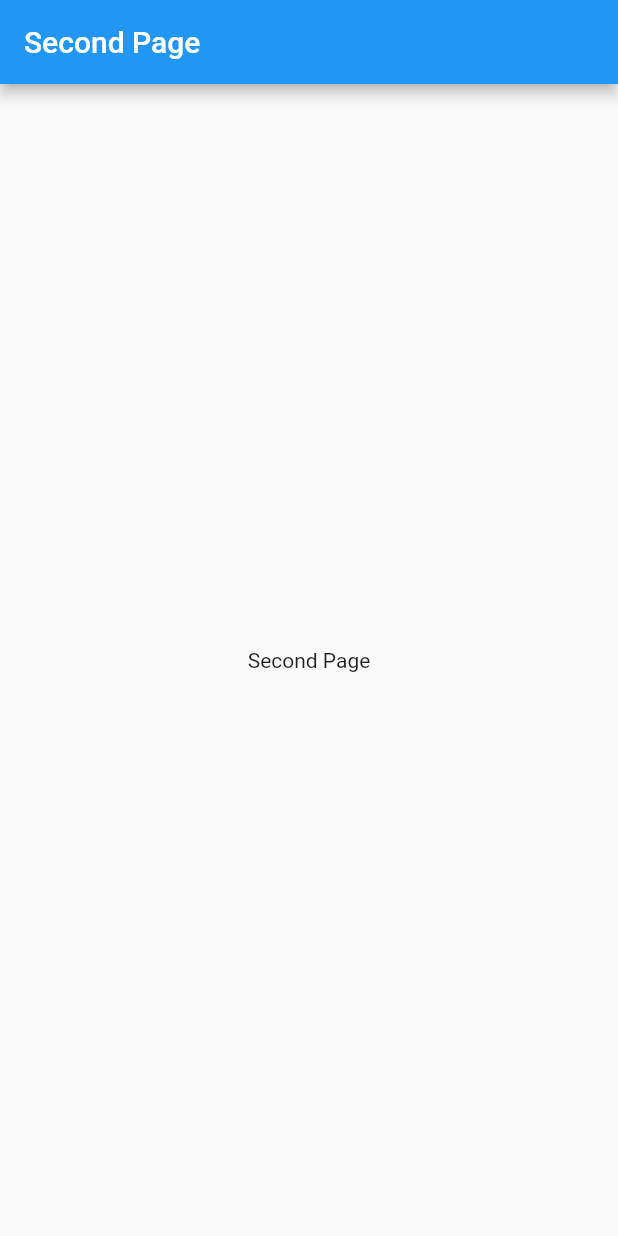
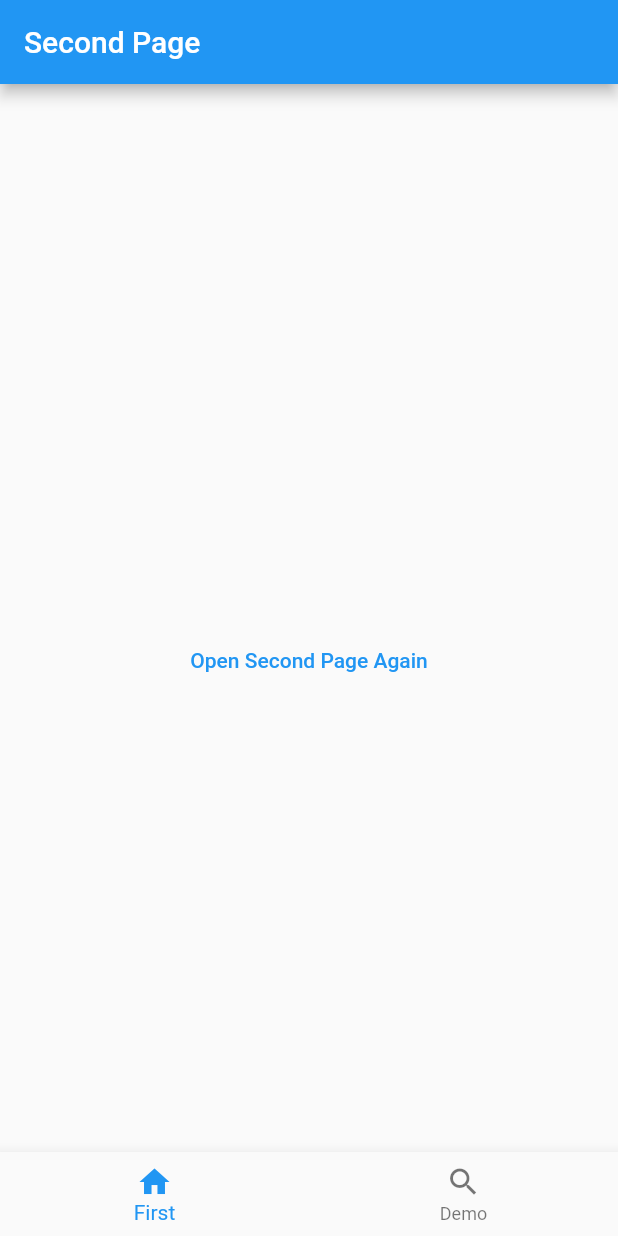
Before and after one commit to naamapps/auto_route_bug, a Flutter app: the SecondPage screen opened by its route, on a phone screen of 412 x 824 dp. Run offline on Flutter 3.47's test engine with Material 2 defaults, Android fonts, the phone set to English and light mode, and no system bars; our stand-ins replace auto_route.

Commit message:
Added new bug.

```diff
--- a/lib/widgets/second_page.dart
+++ b/lib/widgets/second_page.dart
@@ -1,3 +1,5 @@
+import 'package:auto_route/auto_route.dart';
+import 'package:auto_route_bug/router/app_router.gr.dart';
 import 'package:flutter/material.dart';
 
 class SecondPage extends StatelessWidget {
@@ -9,7 +11,15 @@
       appBar: AppBar(
         title: const Text('Second Page'),
       ),
-      body: const Center(child: Text('Second Page')),
+      body: Center(
+        child: TextButton(
+          child: const Text('Open Second Page Again'),
+          onPressed: () {
+            AutoRouter.of(context)
+                .push(const SecondRouter(children: [SecondRoute()]));
+          },
+        ),
+      ),
     );
   }
 }
--- a/pubspec.yaml
+++ b/pubspec.yaml
@@ -34,7 +34,7 @@
   # The following adds the Cupertino Icons font to your application.
   # Use with the CupertinoIcons class for iOS style icons.
   cupertino_icons: ^1.0.2
-  auto_route: ^3.0.4
+  auto_route: ^3.1.3
 
 dev_dependencies:
   flutter_test:
@@ -46,8 +46,8 @@
   # package. See that file for information about deactivating specific lint
   # rules and activating additional ones.
   flutter_lints: ^1.0.0
-  build_runner: ^2.1.4
-  auto_route_generator: ^3.0.1
+  build_runner: ^2.1.5
+  auto_route_generator: ^3.1.0
 
 # For information on the generic Dart part of this file, see the
 # following page: https://dart.dev/tools/pub/pubspec
```
Also changed, not shown: lib/router/app_router.dart (+9 -1 lines), lib/widgets/first_page.dart (+5 -3 lines), lib/router/app_router.gr.dart, pubspec.lock.
